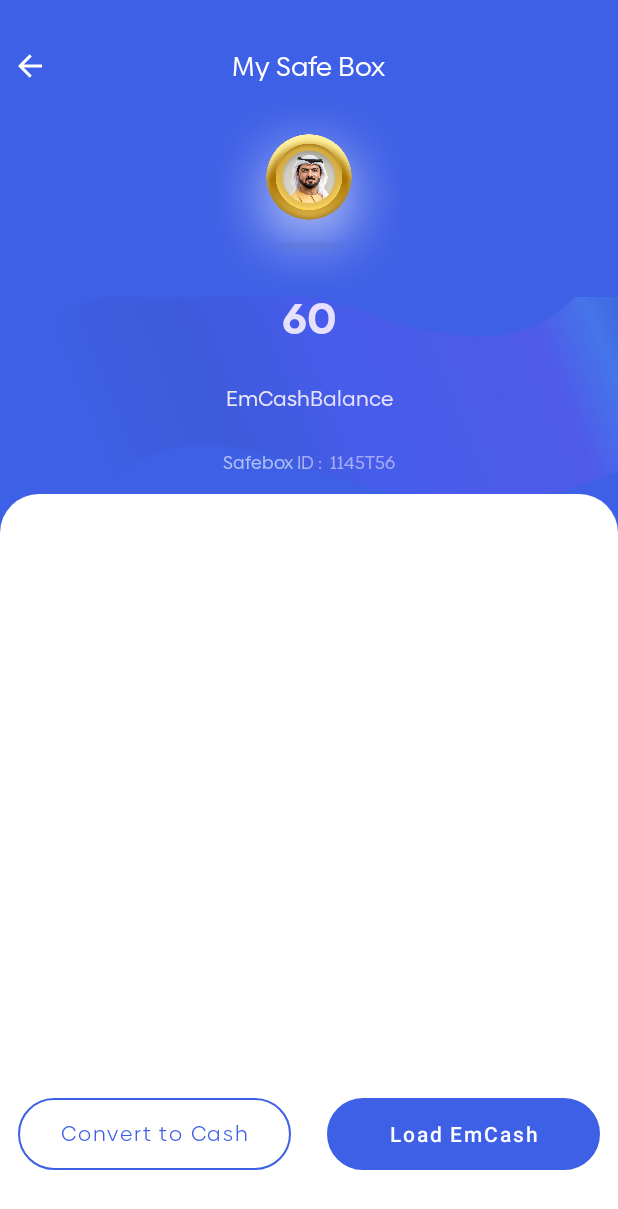
After one commit to harishPadmanabh-accubits/EmcashCustomer, an Android app: the WalletActivity screen opened directly, with no data from a screen before it, on a phone screen of 412 x 824 dp. The commit adds this screen. Shown: the top 1209 px of the screen. Run offline under Robolectric (Android 15) with nearby library versions, the phone set to English and light mode, and no system bars; our stand-ins replace Timber; Roboto replaces fonts that are not available here.

Commit message:
add wallet screen

```diff
--- a/app/build.gradle
+++ b/app/build.gradle
@@ -9,7 +9,7 @@ android {
 
     defaultConfig {
         applicationId "com.emcash.emcashcustomer"
-        minSdkVersion 16
+        minSdkVersion 21
         targetSdkVersion 30
         versionCode 1
         versionName "1.0"
--- /dev/null
+++ b/emcash/src/main/java/com/emcash/customerapp/ui/wallet/WalletActivity.kt
@@ -0,0 +1,12 @@
+package com.emcash.customerapp.ui.wallet
+
+import androidx.appcompat.app.AppCompatActivity
+import android.os.Bundle
+import com.emcash.customerapp.R
+
+class WalletActivity : AppCompatActivity() {
+    override fun onCreate(savedInstanceState: Bundle?) {
+        super.onCreate(savedInstanceState)
+        setContentView(R.layout.activity_wallet2)
+    }
+}
--- /dev/null
+++ b/emcash/src/main/res/drawable/blue_round_bg.xml
@@ -0,0 +1,6 @@
+<?xml version="1.0" encoding="utf-8"?>
+<shape xmlns:android="http://schemas.android.com/apk/res/android"
+    android:shape="rectangle">
+<stroke android:color="@color/app_blue" android:width="@dimen/dp1"/>
+    <corners android:radius="@dimen/dp24"/>
+</shape>
--- /dev/null
+++ b/emcash/src/main/res/drawable/ic_back_arrow.xml
@@ -0,0 +1,9 @@
+<vector xmlns:android="http://schemas.android.com/apk/res/android"
+    android:width="16dp"
+    android:height="16dp"
+    android:viewportWidth="16"
+    android:viewportHeight="16">
+  <path
+      android:pathData="M3.828,7.0001H16V9H3.828L9.192,14.364L7.778,15.778L0,8L7.778,0.222L9.192,1.636L3.828,7.0001Z"
+      android:fillColor="#ffffff"/>
+</vector>
--- /dev/null
+++ b/emcash/src/main/res/drawable/white_upper_cut.xml
@@ -0,0 +1,8 @@
+<?xml version="1.0" encoding="utf-8"?>
+<shape xmlns:android="http://schemas.android.com/apk/res/android"
+    android:shape="rectangle">
+    <corners
+        android:topLeftRadius="@dimen/dp26"
+        android:topRightRadius="@dimen/dp26" />
+    <solid android:color="@color/white" />
+</shape>
--- /dev/null
+++ b/emcash/src/main/res/layout/activity_wallet2.xml
@@ -0,0 +1,200 @@
+<?xml version="1.0" encoding="utf-8"?>
+<androidx.constraintlayout.motion.widget.MotionLayout xmlns:android="http://schemas.android.com/apk/res/android"
+    xmlns:app="http://schemas.android.com/apk/res-auto"
+    xmlns:tools="http://schemas.android.com/tools"
+    android:id="@+id/motion_base"
+    android:layout_width="match_parent"
+    android:layout_height="match_parent"
+    app:layoutDescription="@xml/activity_wallet2_scene"
+    tools:context=".ui.wallet.WalletActivity">
+
+    <androidx.appcompat.widget.AppCompatImageView
+        android:id="@+id/iv_bg"
+        android:layout_width="match_parent"
+        android:layout_height="match_parent"
+        android:background="@color/app_blue"
+        app:layout_constraintBottom_toBottomOf="parent"
+        app:layout_constraintEnd_toEndOf="parent"
+        app:layout_constraintStart_toStartOf="parent"
+        app:layout_constraintTop_toTopOf="parent" />
+
+    <androidx.constraintlayout.widget.Guideline
+        android:id="@+id/guideline_mid"
+        android:layout_width="wrap_content"
+        android:layout_height="wrap_content"
+        android:orientation="horizontal"
+        app:layout_constraintGuide_percent="0.4" />
+
+    <androidx.constraintlayout.widget.ConstraintLayout
+        android:id="@+id/cl_info"
+        android:layout_width="0dp"
+        android:layout_height="0dp"
+        app:layout_constraintBottom_toTopOf="@+id/guideline_mid"
+        app:layout_constraintEnd_toEndOf="parent"
+        app:layout_constraintStart_toStartOf="parent"
+        app:layout_constraintTop_toTopOf="@+id/iv_bg">
+
+
+        <androidx.appcompat.widget.AppCompatImageView
+            android:id="@+id/iv_back"
+            android:layout_width="wrap_content"
+            android:layout_height="wrap_content"
+            android:layout_marginTop="24dp"
+            android:padding="@dimen/dp12"
+            app:layout_constraintStart_toStartOf="parent"
+            app:layout_constraintTop_toTopOf="parent"
+            app:srcCompat="@drawable/ic_back_arrow" />
+
+        <androidx.appcompat.widget.AppCompatImageView
+            android:id="@+id/iv_coin_image"
+            android:layout_width="wrap_content"
+            android:layout_height="0dp"
+            android:src="@drawable/coin_with_grad"
+            app:layout_constraintBottom_toTopOf="@+id/guideline16"
+            app:layout_constraintStart_toStartOf="parent"
+            app:layout_constraintTop_toBottomOf="@+id/tv_info_my_safe_box" />
+
+        <TextView
+            android:id="@+id/tv_balance"
+            android:layout_width="wrap_content"
+            android:layout_height="wrap_content"
+            android:fontFamily="@font/biennale_bold"
+            android:text="60"
+            android:textColor="@color/white"
+            android:textSize="28dp"
+            android:layout_marginBottom="@dimen/dp24"
+            app:layout_constraintBottom_toTopOf="@+id/tv_info_balance"
+            app:layout_constraintEnd_toEndOf="@+id/tv_info_balance"
+            app:layout_constraintStart_toStartOf="@+id/tv_info_balance" />
+        <TextView
+            android:id="@+id/tv_info_balance"
+            android:layout_width="wrap_content"
+            android:layout_height="wrap_content"
+            android:fontFamily="@font/biennale_regular"
+            android:text="EmCashBalance"
+            android:textColor="@color/white"
+            android:textSize="@dimen/sp14"
+            android:layout_marginBottom="@dimen/dp24"
+            app:layout_constraintBottom_toTopOf="@+id/tv_safe_box_id"
+            app:layout_constraintEnd_toEndOf="parent"
+            app:layout_constraintStart_toStartOf="parent" />
+
+        <TextView
+            android:id="@+id/tv_info_my_safe_box"
+            android:layout_width="wrap_content"
+            android:layout_height="wrap_content"
+            android:fontFamily="@font/biennale_regular"
+            android:text="My Safe Box"
+            android:textColor="@color/white"
+            android:textSize="@dimen/sp18"
+            app:layout_constraintBottom_toBottomOf="@+id/iv_back"
+            app:layout_constraintEnd_toStartOf="@+id/guideline18"
+            app:layout_constraintStart_toStartOf="@+id/guideline18"
+            app:layout_constraintTop_toTopOf="@+id/iv_back" />
+
+        <TextView
+            android:id="@+id/tv_safe_box_id"
+            android:layout_width="wrap_content"
+            android:layout_height="wrap_content"
+            android:alpha=".6"
+            android:layout_marginBottom="@dimen/dp12"
+            android:fontFamily="@font/biennale_regular"
+            android:text="Safebox ID :  1145T56"
+            android:textColor="@color/white"
+            android:textSize="@dimen/sp12"
+            app:layout_constraintBottom_toBottomOf="parent"
+            app:layout_constraintEnd_toEndOf="parent"
+            app:layout_constraintStart_toStartOf="parent" />
+
+        <androidx.constraintlayout.widget.Guideline
+            android:id="@+id/guideline16"
+            android:layout_width="wrap_content"
+            android:layout_height="wrap_content"
+            android:orientation="horizontal"
+            app:layout_constraintGuide_percent="0.62" />
+
+        <androidx.appcompat.widget.AppCompatImageView
+            android:id="@+id/iv_curve"
+            android:layout_width="0dp"
+            android:layout_height="0dp"
+            android:layout_marginStart="18dp"
+            android:layout_marginEnd="-25dp"
+            android:alpha=".34"
+            android:scaleType="centerCrop"
+            android:scaleX="1.2"
+            android:scaleY="1.1"
+            android:src="@drawable/blue_curve_card"
+            app:layout_constraintBottom_toBottomOf="parent"
+            app:layout_constraintEnd_toEndOf="parent"
+            app:layout_constraintStart_toStartOf="parent"
+            app:layout_constraintTop_toTopOf="@+id/guideline16" />
+
+        <androidx.constraintlayout.widget.Guideline
+            android:id="@+id/guideline18"
+            android:layout_width="wrap_content"
+            android:layout_height="wrap_content"
+            android:orientation="vertical"
+            app:layout_constraintGuide_percent=".5" />
+
+
+    </androidx.constraintlayout.widget.ConstraintLayout>
+
+    <androidx.constraintlayout.motion.widget.MotionLayout
+        android:id="@+id/cl_activities"
+        android:layout_width="0dp"
+        android:layout_height="0dp"
+        android:background="@drawable/white_upper_cut"
+        app:layoutDescription="@xml/activity_wallet2_xml_cl_activities_scene"
+        app:layout_constraintBottom_toBottomOf="parent"
+        app:layout_constraintEnd_toEndOf="parent"
+        app:layout_constraintStart_toStartOf="parent"
+        app:layout_constraintTop_toTopOf="@+id/guideline_mid">
+
+        <Button
+            android:id="@+id/btn_convert"
+            android:layout_width="0dp"
+            android:layout_height="wrap_content"
+            android:layout_marginStart="@dimen/dp12"
+            android:layout_marginEnd="@dimen/dp12"
+            android:layout_marginBottom="44dp"
+            android:background="@drawable/blue_round_bg"
+            android:fontFamily="@font/biennale_book"
+            android:text="@string/convert_to_cash"
+            android:textAllCaps="false"
+            android:textColor="@color/app_blue"
+            android:textSize="@dimen/sp14"
+            app:backgroundTint="@null"
+            app:layout_constraintBottom_toBottomOf="parent"
+            app:layout_constraintEnd_toStartOf="@+id/guideline17"
+            app:layout_constraintStart_toStartOf="parent" />
+
+        <Button
+            android:id="@+id/btn_load_emcash"
+            android:layout_width="0dp"
+            android:layout_height="wrap_content"
+            android:layout_marginStart="@dimen/dp12"
+            android:layout_marginEnd="@dimen/dp12"
+            android:layout_marginBottom="44dp"
+            android:background="@drawable/blue_round_bg"
+            android:backgroundTint="@color/app_blue"
+            android:text="@string/load_emcash"
+            android:textAllCaps="false"
+            android:textColor="@color/white"
+            android:textSize="@dimen/sp14"
+            app:backgroundTint="@null"
+            app:layout_constraintBottom_toBottomOf="parent"
+            app:layout_constraintEnd_toEndOf="parent"
+            app:layout_constraintStart_toStartOf="@+id/guideline17" />
+
+        <androidx.constraintlayout.widget.Guideline
+            android:id="@+id/guideline17"
+            android:layout_width="wrap_content"
+            android:layout_height="wrap_content"
+            android:orientation="vertical"
+            app:layout_constraintGuide_percent=".5" />
+
+
+    </androidx.constraintlayout.motion.widget.MotionLayout>
+
+
+</androidx.constraintlayout.motion.widget.MotionLayout>
--- a/emcash/src/main/res/values/strings.xml
+++ b/emcash/src/main/res/values/strings.xml
@@ -30,4 +30,6 @@ Payment cards saved to your separate  Payments account are distinct from any Vir
     <string name="view_all">View All</string>
     <string name="analysing_your_score">Analysing your Score ...</string>
     <string name="preparing_tokens_based_on_identity">Preparing tokens based on identity</string>
+    <string name="convert_to_cash">Convert to Cash</string>
+    <string name="load_emcash">Load EmCash</string>
 </resources>
--- /dev/null
+++ b/emcash/src/main/res/xml/activity_wallet2_scene.xml
@@ -0,0 +1,60 @@
+<?xml version="1.0" encoding="utf-8"?>
+<MotionScene
+    xmlns:android="http://schemas.android.com/apk/res/android"
+    xmlns:motion="http://schemas.android.com/apk/res-auto">
+
+    <Transition
+        motion:constraintSetEnd="@+id/end"
+        motion:constraintSetStart="@id/start"
+        motion:duration="1000">
+       <KeyFrameSet>
+       </KeyFrameSet>
+    </Transition>
+
+    <ConstraintSet android:id="@+id/start">
+        <Constraint
+            motion:layout_constraintEnd_toEndOf="parent"
+            android:layout_width="0dp"
+            android:layout_height="0dp"
+            motion:layout_constraintBottom_toTopOf="@+id/guideline_mid"
+            motion:layout_constraintTop_toTopOf="@+id/iv_bg"
+            motion:layout_constraintStart_toStartOf="parent"
+            android:id="@+id/cl_info"
+            motion:layout_constraintHorizontal_bias="0.44" />
+    </ConstraintSet>
+
+    <ConstraintSet android:id="@+id/end">
+        <Constraint
+            android:id="@+id/guideline_mid"
+            motion:layout_constraintGuide_percent="0"
+            android:layout_width="wrap_content"
+            android:layout_height="wrap_content" />
+        <Constraint
+            android:id="@+id/iv_bg"
+            motion:layout_constraintEnd_toEndOf="parent"
+            android:layout_width="match_parent"
+            android:layout_height="match_parent"
+            motion:layout_constraintBottom_toBottomOf="parent"
+            motion:layout_constraintTop_toTopOf="parent"
+            motion:layout_constraintStart_toStartOf="parent"
+            android:alpha="0" />
+        <Constraint
+            android:id="@+id/cl_info"
+            motion:layout_constraintEnd_toEndOf="parent"
+            android:layout_width="0dp"
+            android:layout_height="0dp"
+            motion:layout_constraintBottom_toTopOf="@+id/guideline_mid"
+            motion:layout_constraintTop_toTopOf="@+id/iv_bg"
+            motion:layout_constraintStart_toStartOf="parent"
+            android:scaleX="0"
+            android:scaleY="0" />
+        <Constraint
+            android:id="@+id/cl_activities"
+            motion:layout_constraintEnd_toEndOf="parent"
+            android:layout_width="0dp"
+            android:layout_height="0dp"
+            motion:layout_constraintBottom_toBottomOf="parent"
+            motion:layout_constraintTop_toTopOf="parent"
+            motion:layout_constraintStart_toStartOf="parent" />
+    </ConstraintSet>
+</MotionScene>
--- /dev/null
+++ b/emcash/src/main/res/xml/activity_wallet2_xml_cl_activities_scene.xml
@@ -0,0 +1,19 @@
+<?xml version="1.0" encoding="utf-8"?>
+<MotionScene
+    xmlns:android="http://schemas.android.com/apk/res/android"
+    xmlns:motion="http://schemas.android.com/apk/res-auto">
+
+    <Transition
+        motion:constraintSetEnd="@+id/end"
+        motion:constraintSetStart="@id/start"
+        motion:duration="1000">
+       <KeyFrameSet>
+       </KeyFrameSet>
+    </Transition>
+
+    <ConstraintSet android:id="@+id/start">
+    </ConstraintSet>
+
+    <ConstraintSet android:id="@+id/end">
+    </ConstraintSet>
+</MotionScene>
```
Also changed, not shown: emcash/src/main/AndroidManifest.xml (+7 -10 lines), emcash/src/main/res/drawable/coin_with_grad.png (added), emcash/src/main/res/drawable/sample_wallet_screen_coin.png (added).
